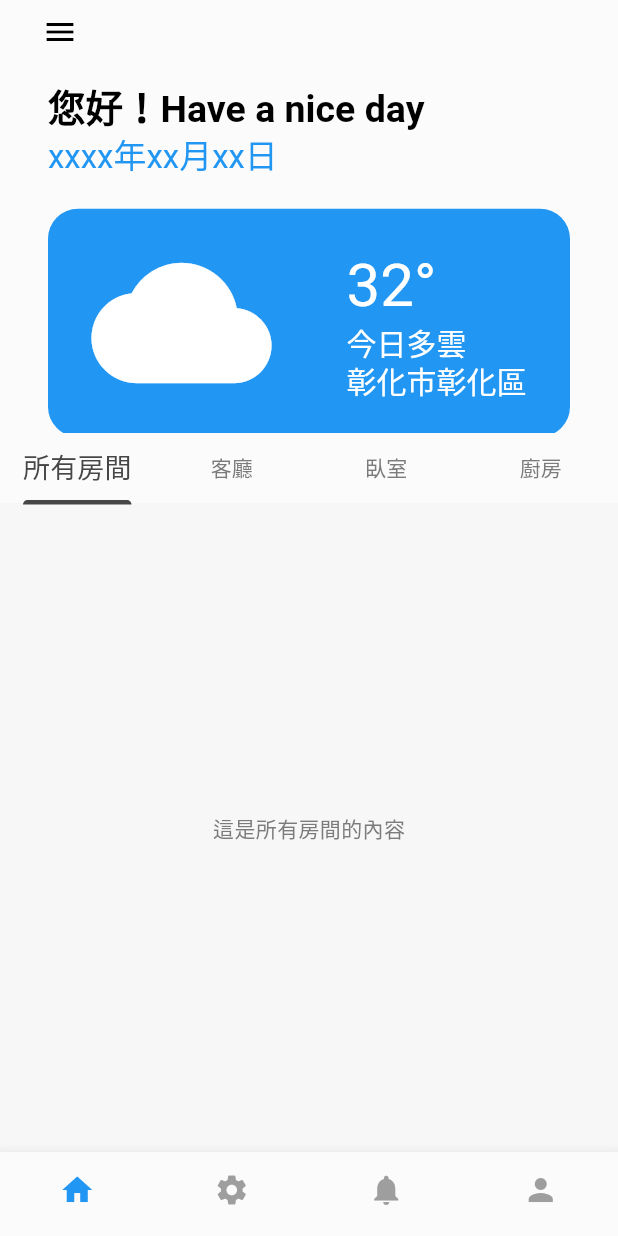
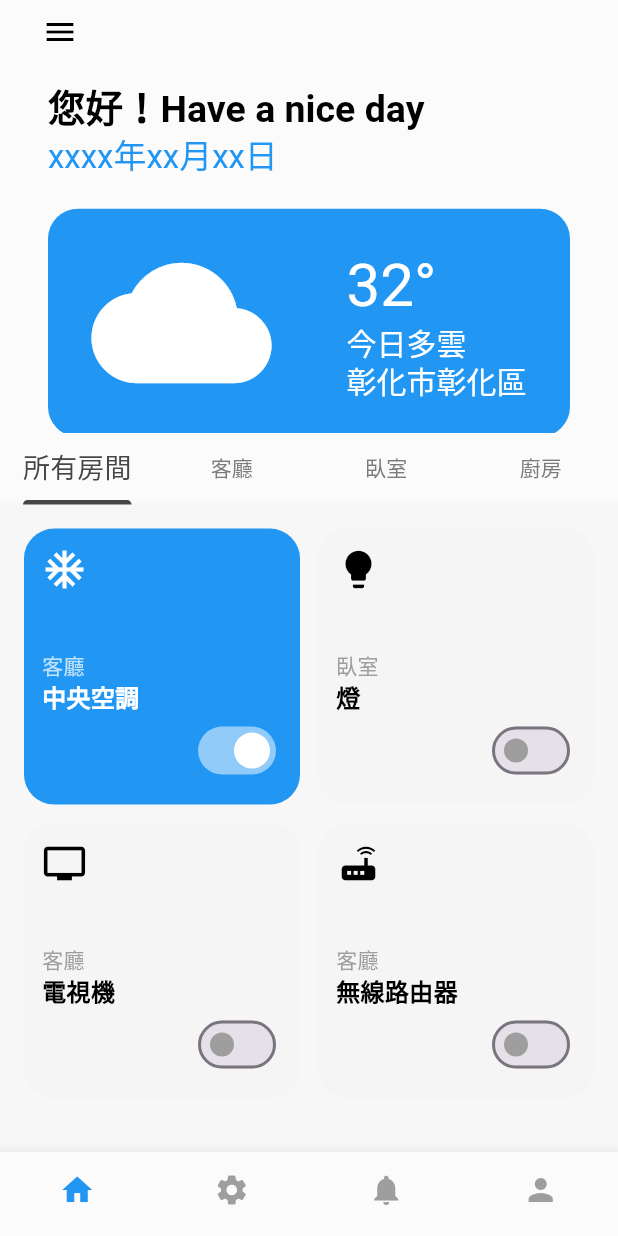
Before and after one commit to ncueteam/extendable_aiot, a Flutter app: the screen it shows after launch, on a phone screen of 412 x 824 dp. Run offline on Flutter 3.47's test engine with Material 3 defaults, Android fonts, the phone set to English and light mode, and no system bars.

Commit message:
feat: Implement AllRoomPage with control cards for room management

```diff
--- a/lib/components/root_page_head.dart
+++ b/lib/components/root_page_head.dart
@@ -39,6 +39,7 @@ class _RootPageHeadState extends State<RootPageHead> {
               const Text('xxxx年xx月xx日', style: TextStyle(color: Colors.blue)),
               const SizedBox(height: 20),
 
+              //天氣卡
               Container(
                 padding: const EdgeInsets.all(16),
                 decoration: BoxDecoration(
--- a/lib/root_pages/home_page.dart
+++ b/lib/root_pages/home_page.dart
@@ -1,5 +1,6 @@
 import 'package:extendable_aiot/components/root_page_head.dart';
 import 'package:extendable_aiot/config/app_colors.dart';
+import 'package:extendable_aiot/sub_pages/all_room_page.dart';
 import 'package:flutter/material.dart';
 
 class HomePage extends StatefulWidget {
@@ -17,12 +18,14 @@ const List<Tab> _tabs = [
 ];
 
 final List<Widget> _tabsContent = [
-  Center(child: Text('這是所有房間的內容')),
+  //Center(child: Text('這是所有房間的內容')),
+
+  const AllRoomPage(),
   Center(child: Text('這是客廳的內容')),
   Center(child: Text('這是臥室的內容')),
   Center(child: Text('這是廚房的內容')),
 
-  // const SongPage(),
+
   // const SingerPage(),
   // const TinyVideoPage(),
   // const ArticlePage(),
--- a/lib/sub_pages/all_room_page.dart
+++ b/lib/sub_pages/all_room_page.dart
@@ -0,0 +1,97 @@
+import 'package:flutter/material.dart';
+
+class AllRoomPage extends StatefulWidget {
+  const AllRoomPage({super.key});
+
+  @override
+  State<AllRoomPage> createState() => _AllRoomPageState();
+}
+
+class _AllRoomPageState extends State<AllRoomPage> {
+  @override
+  Widget build(BuildContext context) {
+    return Container(
+      padding: EdgeInsets.all(16),
+      child: GridView.count(
+        crossAxisCount: 2,
+        crossAxisSpacing: 12,
+        mainAxisSpacing: 12,
+        children: [
+          ControlCard(
+            title: "中央空調",
+            room: "客廳",
+            icon: Icons.ac_unit,
+            isOn: true,
+          ),
+          ControlCard(
+            title: "燈",
+            room: "臥室",
+            icon: Icons.lightbulb,
+            isOn: false,
+          ),
+          ControlCard(title: "電視機", room: "客廳", icon: Icons.tv, isOn: false),
+          ControlCard(
+            title: "無線路由器",
+            room: "客廳",
+            icon: Icons.router,
+            isOn: false,
+          ),
+        ],
+      ),
+    );
+  }
+}
+
+class ControlCard extends StatelessWidget {
+  final String title;
+  final String room;
+  final IconData icon;
+  final bool isOn;
+
+  const ControlCard({
+    super.key,
+    required this.title,
+    required this.room,
+    required this.icon,
+    this.isOn = false,
+  });
+
+  @override
+  Widget build(BuildContext context) {
+    return Container(
+      padding: const EdgeInsets.all(12),
+      decoration: BoxDecoration(
+        color: isOn ? Colors.blue : Colors.grey[100],
+        borderRadius: BorderRadius.circular(20),
+      ),
+      child: Column(
+        crossAxisAlignment: CrossAxisAlignment.start,
+        children: [
+          Icon(icon, color: isOn ? Colors.white : Colors.black, size: 30),
+          const Spacer(),
+          Text(
+            room,
+            style: TextStyle(color: isOn ? Colors.white70 : Colors.grey),
+          ),
+          Text(
+            title,
+            style: TextStyle(
+              color: isOn ? Colors.white : Colors.black,
+              fontWeight: FontWeight.bold,
+              fontSize: 16,
+            ),
+          ),
+          Align(
+            alignment: Alignment.bottomRight,
+            child: Switch(
+              value: isOn,
+              onChanged: (_) {},
+              activeColor: Colors.white,
+              inactiveThumbColor: Colors.grey,
+            ),
+          ),
+        ],
+      ),
+    );
+  }
+}
```
